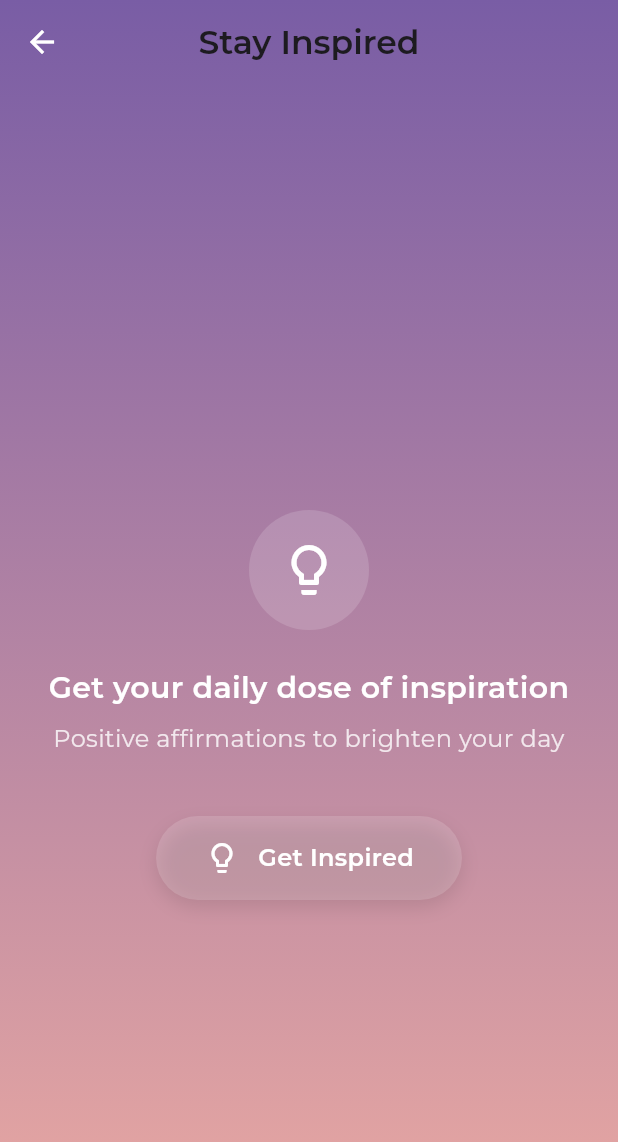
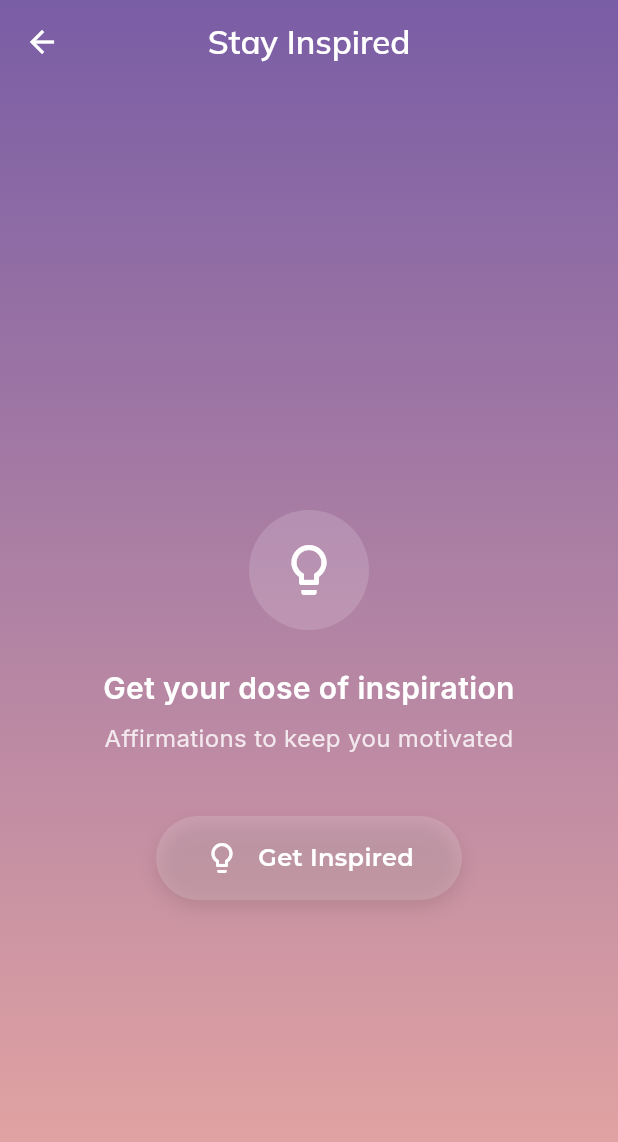
Before and after one commit to andrzejka-dev/flexchamp, a Flutter app: the AffirmationPage screen opened directly, on a phone screen of 412 x 824 dp. Shown: the top 1142 px of the screen. Run offline on Flutter 3.47's test engine with Material 3 defaults, Android fonts, the phone set to English and light mode, and no system bars; our stand-ins replace bloc, cloud_firestore, dio, firebase_auth, firebase_core, firebase_storage and 7 more; missing offline and left inert: firebase_ui_auth; accounts and stored records are empty; generated files the repository leaves out were written again.

```diff
--- a/lib/features/affirmation/affirmation_widgets.dart/affirmation_initial_view.dart
+++ b/lib/features/affirmation/affirmation_widgets.dart/affirmation_initial_view.dart
@@ -1,4 +1,3 @@
-// lib/features/affirmation/widgets/affirmation_initial_view.dart
 import 'package:flutter/material.dart';
 import 'package:google_fonts/google_fonts.dart';
 
@@ -24,7 +23,7 @@ class AffirmationInitialView extends StatelessWidget {
             width: 80,
             height: 80,
             decoration: BoxDecoration(
-              color: Colors.white.withAlpha(38), // 0.15 opacity
+              color: Colors.white.withAlpha(38),
               shape: BoxShape.circle,
             ),
             child: const Icon(
@@ -38,8 +37,8 @@ class AffirmationInitialView extends StatelessWidget {
 
           // Heading text
           Text(
-            'Get your daily dose of inspiration',
-            style: GoogleFonts.montserrat(
+            'Get your dose of inspiration',
+            style: GoogleFonts.inter(
               fontSize: 20,
               fontWeight: FontWeight.w600,
               color: Colors.white,
@@ -50,10 +49,10 @@ class AffirmationInitialView extends StatelessWidget {
           const SizedBox(height: 8),
 
           Text(
-            'Positive affirmations to brighten your day',
-            style: GoogleFonts.montserrat(
+            'Affirmations to keep you motivated',
+            style: GoogleFonts.inter(
               fontSize: 16,
-              color: Colors.white.withAlpha(204), // 0.8 opacity
+              color: Colors.white.withAlpha(204),
             ),
             textAlign: TextAlign.center,
           ),
@@ -64,10 +63,10 @@ class AffirmationInitialView extends StatelessWidget {
           Container(
             decoration: BoxDecoration(
               borderRadius: BorderRadius.circular(32),
-              color: Colors.white.withAlpha(38), // 0.15 opacity
+              color: Colors.white.withAlpha(38),
               boxShadow: [
                 BoxShadow(
-                  color: Colors.black.withAlpha(26), // 0.1 opacity
+                  color: Colors.black.withAlpha(26),
                   blurRadius: 10,
                   offset: const Offset(0, 5),
                 ),
--- a/lib/features/affirmation/page/affirmation_page.dart
+++ b/lib/features/affirmation/page/affirmation_page.dart
@@ -45,8 +45,9 @@ class _AffirmationPageState extends State<AffirmationPage> {
     return AppBar(
       title: Text(
         'Stay Inspired',
-        style: GoogleFonts.montserrat(
+        style: GoogleFonts.mulish(
           fontWeight: FontWeight.w600,
+          color: Colors.white,
           fontSize: 22,
         ),
       ),
@@ -84,7 +85,6 @@ class _AffirmationPageState extends State<AffirmationPage> {
                   onRetry: () => context.read<AffirmationCubit>().fetchRandomAffirmation(),
                 ),
 
-                // Initial state or success with no affirmation
                 _ => AffirmationInitialView(
                   onGetInspired: () => context.read<AffirmationCubit>().fetchRandomAffirmation(),
                 ),
@@ -134,7 +134,6 @@ class _AffirmationPageState extends State<AffirmationPage> {
     final screenWidth = MediaQuery.of(context).size.width;
     final screenHeight = MediaQuery.of(context).size.height;
 
-    // Update background colors based on the affirmation image
     WidgetsBinding.instance.addPostFrameCallback((_) {
       if (_isMounted) {
         _updateBackgroundColors(state.affirmation!.imageUrl);
@@ -157,7 +156,6 @@ class _AffirmationPageState extends State<AffirmationPage> {
 
           NextAffirmationButton(
             onPressed: () {
-              // Reset background colors
               if (_isMounted) {
                 setState(() {
                   topColor = const Color(0xFF8563CF);
--- a/lib/features/details/details_widgets/details_appbar.dart
+++ b/lib/features/details/details_widgets/details_appbar.dart
@@ -19,7 +19,7 @@ class DetailsAppBar extends StatelessWidget implements PreferredSizeWidget {
       leadingWidth: 50, // Provide enough space for the arrow and text
       title: Text(
         title,
-        style: GoogleFonts.montserrat(
+        style: GoogleFonts.mulish(
           color: Colors.white,
           fontWeight: FontWeight.w600,
           fontSize: 28,
```
Also changed, not shown: lib/features/details/details_widgets/details_gradient.dart (+4 -4 lines), lib/features/details/details_widgets/details_silverappbar.dart (+1 -30 lines).
